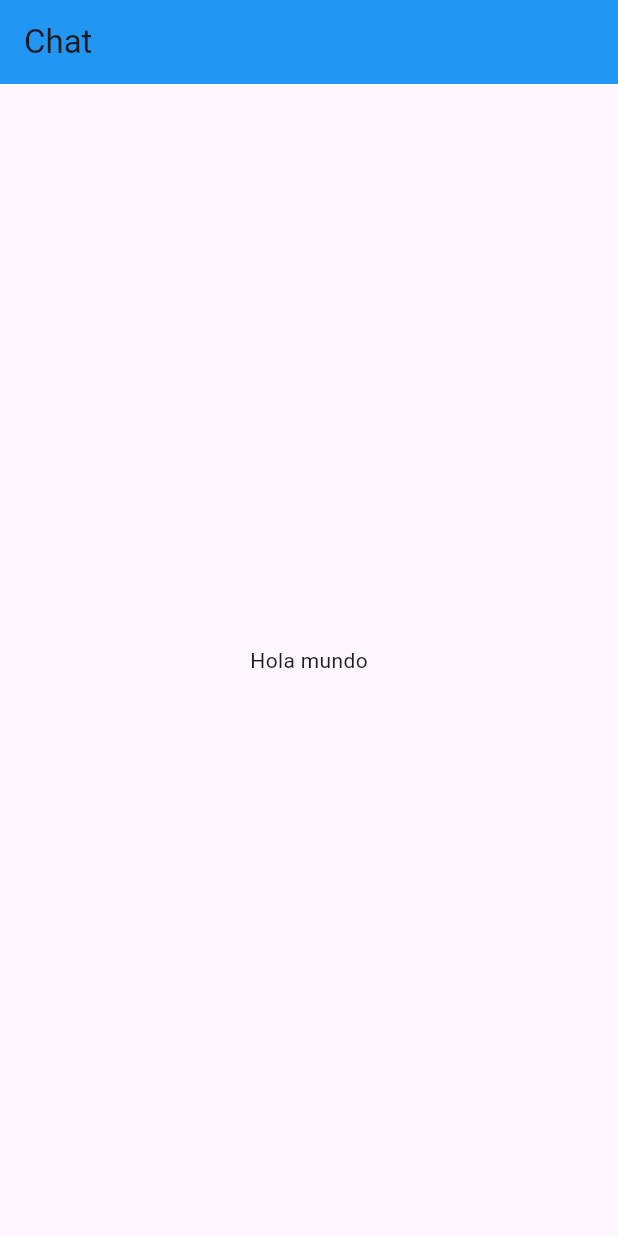
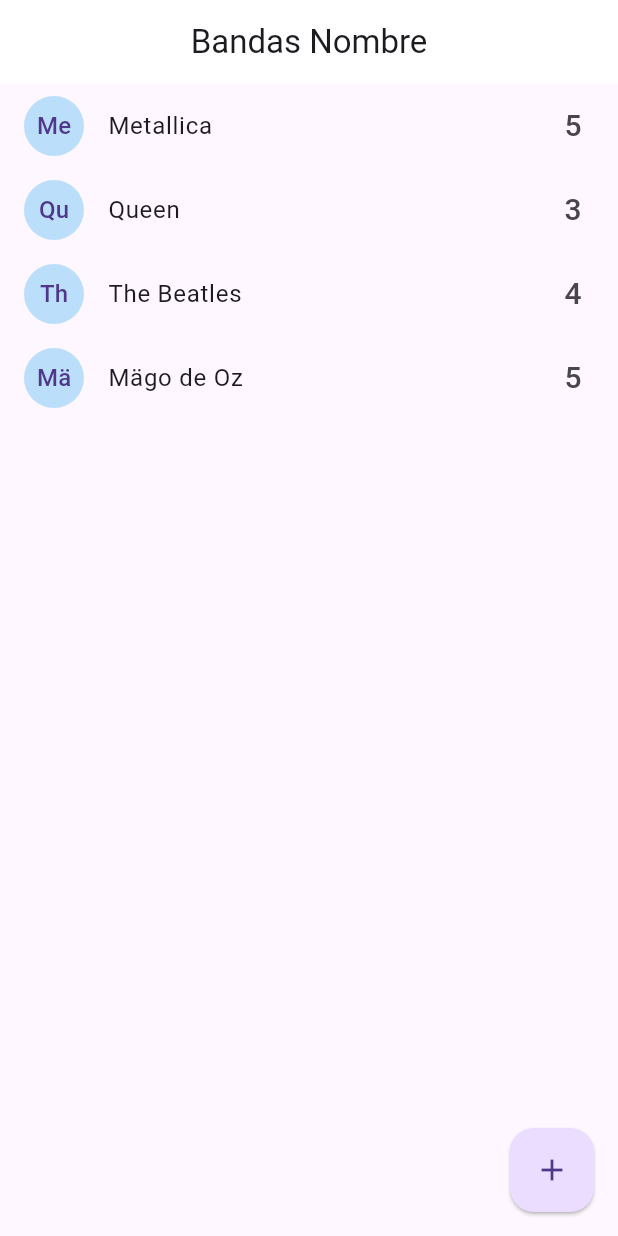
Before and after one commit to angelluna03030/CHAT, a Flutter app: the screen it shows after launch, on a phone screen of 412 x 824 dp. Run offline on Flutter 3.47's test engine with Material 3 defaults, Android fonts, the phone set to English and light mode, and no system bars.

Commit message:
lo que va a ver el usuario, y agregar un nueva banda

```diff
--- a/lib/main.dart
+++ b/lib/main.dart
@@ -13,7 +13,7 @@ class MyApp extends StatelessWidget {
       title: 'CHAT',
       initialRoute: "home",
       routes: {
-        "home" :(_) => HomePages()
+        "home" :(_) => HomePage()
       },
     );
   }
--- a/lib/src/pages/home.dart
+++ b/lib/src/pages/home.dart
@@ -1,17 +1,139 @@
+import 'dart:io';
+
+import 'package:flutter/cupertino.dart';
 import 'package:flutter/material.dart';
-class HomePages extends StatelessWidget {
-  const HomePages({super.key});
+import '../models/band.dart';
+
+class HomePage extends StatefulWidget {
+  const HomePage({super.key});
+
+  @override
+  State<HomePage> createState() => _HomePageState();
+}
+
+class _HomePageState extends State<HomePage> {
+  List<Band> bands = [
+    Band(id: "1", name: "Metallica", votes: 5),
+    Band(id: "2", name: "Queen", votes: 3),
+    Band(id: "3", name: "The Beatles", votes: 4),
+    Band(id: "4", name: "Mägo de Oz", votes: 5),
+  ];
 
   @override
   Widget build(BuildContext context) {
     return Scaffold(
-        appBar: AppBar(
-          backgroundColor: Colors.blue,
-          title: const Text('Chat' ),
+      appBar: AppBar(
+        backgroundColor: Colors.white,
+        title: const Center(child: Text('Bandas Nombre')),
+      ),
+      body: ListView.builder(
+        itemCount: bands.length,
+        itemBuilder: (context, i) => BandTile(bands[i]),
+      ),
+      floatingActionButton: FloatingActionButton(
+        onPressed: () {
+          addNewBand(context);
+        },
+        child: const Icon(Icons.add),
+        elevation: 1,
+      ),
+    );
+  }
+
+ // ignore: non_constant_identifier_names
+ Widget BandTile(Band band) {
+    return Dismissible(
+      key: Key(band.id),
+      direction: DismissDirection.startToEnd,
+      onDismissed: ( direction)=> print("direccion ${direction} y id ${band.id}") ,
+      background: Container(color: Colors.red,
+      padding: const EdgeInsets.only(left: 8.0),
+
+      child: const Align(
+        alignment: Alignment.centerLeft,
+        child: Icon(Icons.delete_rounded, color: Colors.white,),
+        )
         ),
-        body: const Center(
-          child: Text('Hola mundo'),
+      child: ListTile(
+        leading: CircleAvatar(
+          child: Text(band.name.substring(0, 2)),
+          backgroundColor: Colors.blue[100],
         ),
+        title: Text(band.name),
+        trailing: Text('${band.votes}', style: const TextStyle(fontSize: 20)),
+        onTap: () {
+          print("Presionó ${band.name}");
+        },
+      ),
+    );
+  }
+
+  void addNewBand(BuildContext context) {
+    final TextEditingController textController = TextEditingController();
+    if (Platform.isAndroid) {
+      showDialog(
+        context: context,
+        builder: (context) {
+          return AlertDialog(
+            title: const Text("Nueva Banda"),
+            content: TextField(
+              controller: textController,
+            ),
+            actions: <Widget>[
+              MaterialButton(
+                onPressed: () {
+                  if (textController.text.isNotEmpty) {
+                    setState(() {
+                      bands.add(Band(
+                          id: DateTime.now().toString(),
+                          name: textController.text,
+                          votes: 5));
+                    });
+                    Navigator.pop(context);
+                  }
+                },
+                child: const Text("Agregar"),
+                elevation: 5,
+              ),
+            ],
+          );
+        },
       );
+    } else {
+      showCupertinoDialog(
+          context: context,
+          builder: (_) {
+            return CupertinoAlertDialog(
+              title: const Text("new ADDteam"),
+              content: CupertinoTextField(
+                controller: textController,
+              ),
+              actions: <Widget>[
+                CupertinoDialogAction(
+                  isDefaultAction: true,
+                  child: const Text("Agregar"),
+                  onPressed: () {
+                    if (textController.text.isNotEmpty) {
+                      setState(() {
+                        bands.add(Band(
+                            id: DateTime.now().toString(),
+                            name: textController.text,
+                            votes: 5));
+                      });
+                      Navigator.pop(context);
+                    }
+                  },
+                ),
+                CupertinoDialogAction(
+                  isDestructiveAction: true,
+                  child: const Text("Salir"),
+                  onPressed: () {
+                    Navigator.pop(context);
+                  },
+                )
+              ],
+            );
+          });
+    }
   }
 }
```
